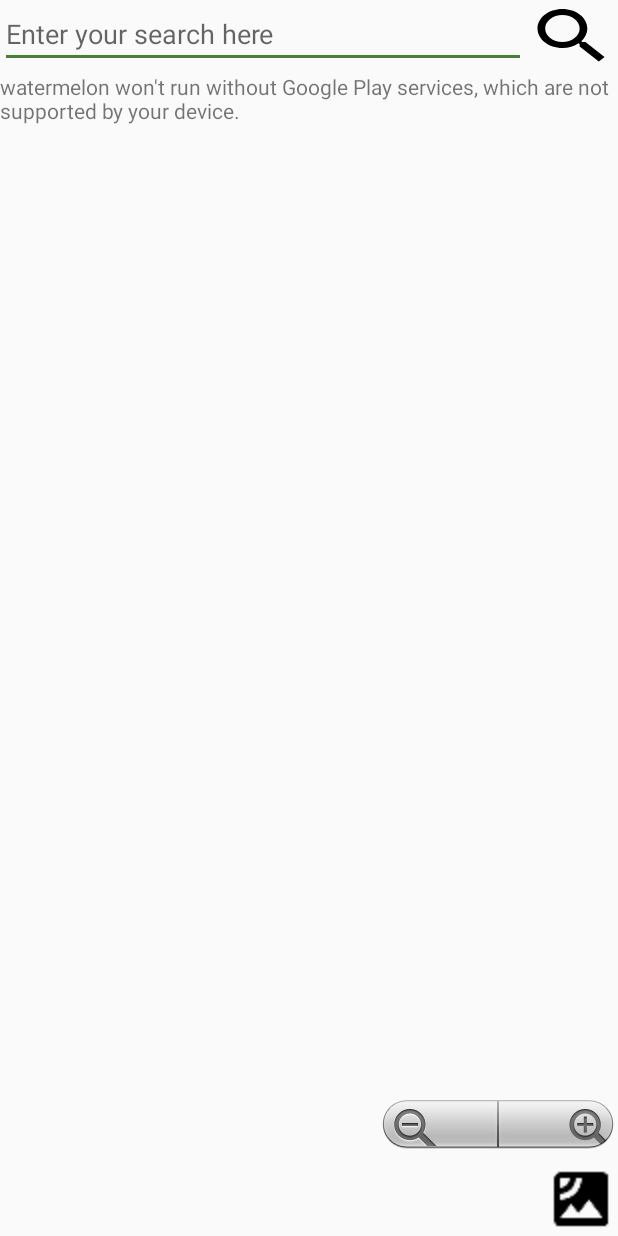
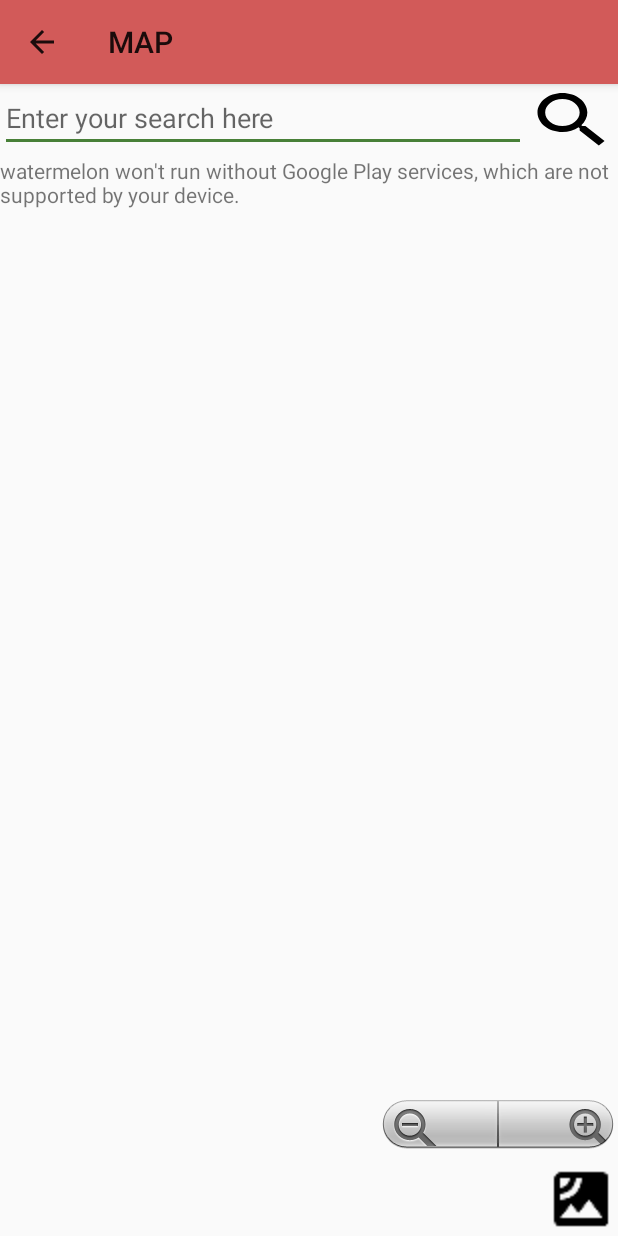
Before and after one commit to causztic/watermelon, an Android app: the MapsActivity screen opened directly, with no data from a screen before it, on a phone screen of 412 x 824 dp. Run offline under Robolectric (Android 15) with nearby library versions, the phone set to English and light mode, and no system bars; libraries missing offline, so code that uses them is left out: me.xdrop.fuzzywuzzy.

Commit message:
added action bar for maps activity

```diff
--- a/app/src/main/java/istd/main/MapsActivity.java
+++ b/app/src/main/java/istd/main/MapsActivity.java
@@ -1,6 +1,7 @@
 package istd.main;
 
 
+import android.app.ActionBar;
 import android.app.Activity;
 import android.app.Dialog;
 import android.content.Intent;
@@ -10,7 +11,9 @@ import android.os.AsyncTask;
 import android.support.v4.app.FragmentActivity;
 import android.os.Bundle;
 
+import android.support.v7.app.AppCompatActivity;
 import android.text.method.ScrollingMovementMethod;
+import android.view.MenuItem;
 import android.view.View;
 import android.view.Window;
 import android.widget.Button;
@@ -49,7 +52,7 @@ import me.xdrop.fuzzywuzzy.FuzzySearch;
 import me.xdrop.fuzzywuzzy.model.ExtractedResult;
 
 
-public class MapsActivity extends FragmentActivity implements OnMapReadyCallback {
+public class MapsActivity extends AppCompatActivity implements OnMapReadyCallback {
     private GoogleMap mMap;
     private Marker marker;
     private ZoomControls zoom;
@@ -65,6 +68,7 @@ public class MapsActivity extends FragmentActivity implements OnMapReadyCallback
     private TextView snippet;
     private ViewDialog fullText;
     private Button customButton;
+    private ActionBar actionBar;
 
     @Override
     protected void onCreate(Bundle savedInstanceState) {
@@ -74,6 +78,11 @@ public class MapsActivity extends FragmentActivity implements OnMapReadyCallback
         SupportMapFragment mapFragment = (SupportMapFragment) getSupportFragmentManager()
                 .findFragmentById(R.id.map);
         mapFragment.getMapAsync(this);
+
+
+        getSupportActionBar().setDisplayShowHomeEnabled(true);
+        getSupportActionBar().setDisplayHomeAsUpEnabled(true);
+        getSupportActionBar().setTitle("MAP");
 
         locationsArray = FixedLocationFactory.createLocations(MapsActivity.this);
         lStringHashMap = new HashMap<>();
@@ -191,7 +200,16 @@ public class MapsActivity extends FragmentActivity implements OnMapReadyCallback
         });
     }
 
+    @Override
+    public boolean onOptionsItemSelected(MenuItem item) {
+        int id =item.getItemId();
 
+        if(id==android.R.id.home){
+            this.finish();
+        }
+
+        return super.onOptionsItemSelected(item);
+    }
     /**
      * Manipulates the map once available.
      * This callback is triggered when the map is ready to be used.
--- a/app/src/main/res/layout/activity_maps.xml
+++ b/app/src/main/res/layout/activity_maps.xml
@@ -2,6 +2,11 @@
     xmlns:android="http://schemas.android.com/apk/res/android"
     android:layout_width="match_parent"
     android:layout_height="match_parent">
+    <android.support.v7.widget.Toolbar
+        android:id="@+id/my_toolbar"
+        android:layout_width="match_parent"
+        android:layout_height="?attr/actionBarSize"
+        android:elevation="4dp" />
 
     <LinearLayout
         android:id="@+id/ll1"
```
Also changed, not shown: 1 other file.
